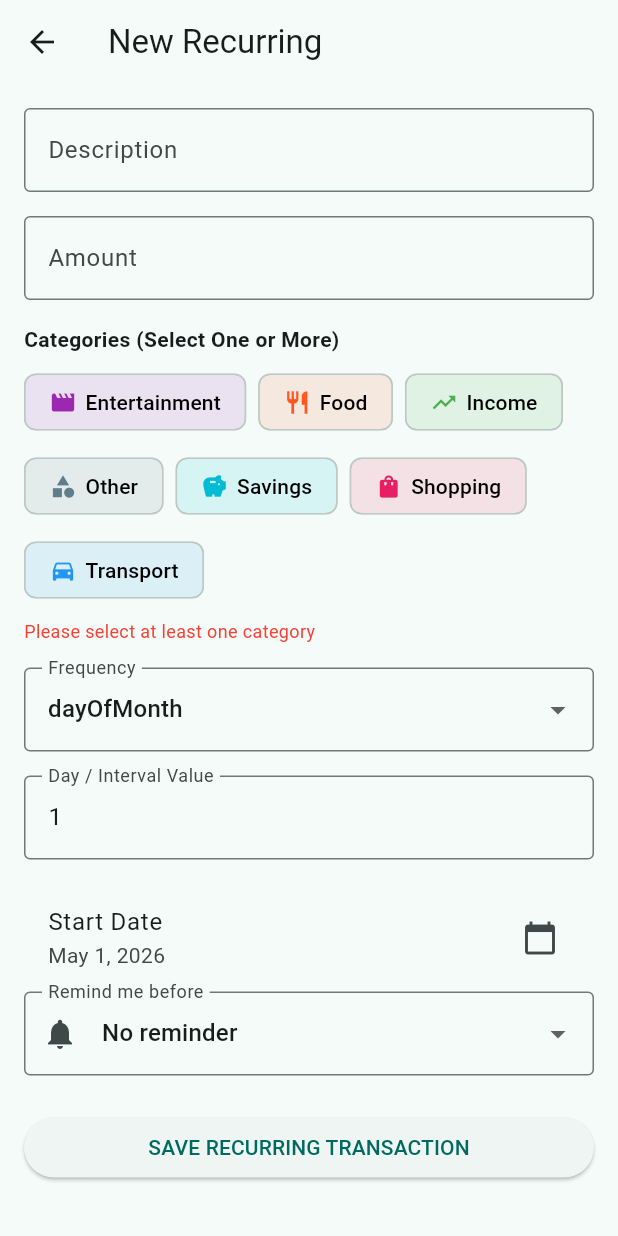
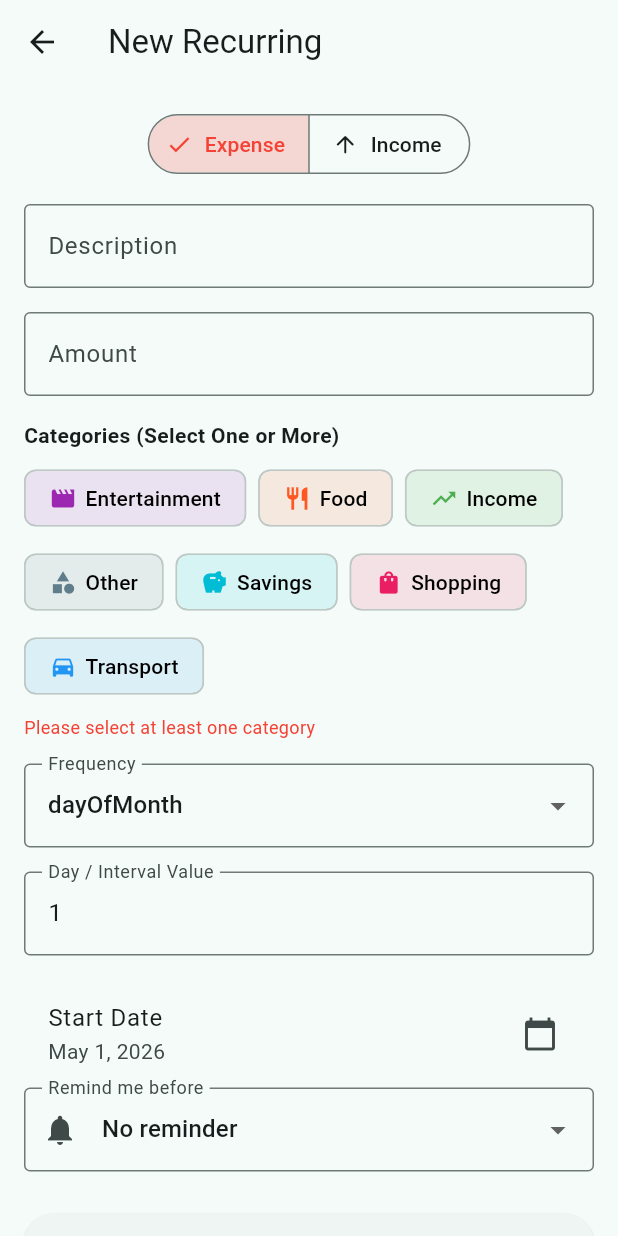
Before and after one commit to SirGreen/Advanced-Money-Management-App, a Flutter app: the AddScheduledExpenditureView screen opened directly, on a phone screen of 412 x 824 dp. Run offline on Flutter 3.47's test engine with Material 3 defaults, Android fonts, the phone set to English and light mode, and no system bars; our stand-ins replace file_picker, fl_chart, flutter_local_notifications, flutter_secure_storage, flutter_speed_dial, flutter_timezone and 6 more; missing offline and left inert: excel, local_auth_android, local_auth_darwin, quick_actions; accounts and stored records are empty; generated files the repository leaves out were written again.

Commit message:
Fix scheduled expenditures

```diff
--- a/lib/ui/transaction/add_scheduled_expenditure_view.dart
+++ b/lib/ui/transaction/add_scheduled_expenditure_view.dart
@@ -127,6 +127,35 @@ class _AddScheduledExpenditureViewState
         child: ListView(
           padding: const EdgeInsets.all(16),
           children: [
+            // Income / Expense Toggle
+            Center(
+              child: SegmentedButton<bool>(
+                segments: const [
+                  ButtonSegment<bool>(
+                    value: false,
+                    label: Text("Expense"),
+                    icon: Icon(Icons.arrow_downward_rounded),
+                  ),
+                  ButtonSegment<bool>(
+                    value: true,
+                    label: Text("Income"),
+                    icon: Icon(Icons.arrow_upward_rounded),
+                  ),
+                ],
+                selected: {_isIncome},
+                onSelectionChanged: (newSelection) {
+                  setState(() => _isIncome = newSelection.first);
+                },
+                style: SegmentedButton.styleFrom(
+                  selectedBackgroundColor: _isIncome
+                      ? Colors.green.withAlpha(50)
+                      : Colors.red.withAlpha(50),
+                  selectedForegroundColor: _isIncome ? Colors.green : Colors.red,
+                ),
+              ),
+            ),
+            const SizedBox(height: 16),
+
             // Name
             TextFormField(
               controller: _nameController,
@@ -323,9 +352,11 @@ class _AddScheduledExpenditureViewState
       scheduleType: _scheduleType,
       scheduleValue: int.parse(_scheduleValueController.text),
       startDate: _startDate,
-      isActive: true,
+      lastCreatedDate: isEditing ? widget.scheduledExpenditure!.lastCreatedDate : null,
+      isActive: isEditing ? widget.scheduledExpenditure!.isActive : true,
+      endDate: isEditing ? widget.scheduledExpenditure!.endDate : null,
       isIncome: _isIncome,
-      currencyCode: 'VND',
+      currencyCode: isEditing ? widget.scheduledExpenditure!.currencyCode : 'VND',
       reminderDaysBefore: _reminderDaysBefore,
     );
 
```
